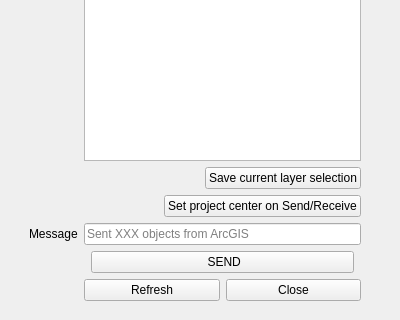
Above: qt_ui/ui/mainWindow_main.ui from specklesystems/specklepy_qt_ui before the change; both pictures show x 0 to 400 and y 280 to 600 of the 400 by 600 pixel window. Below: the same form after it.
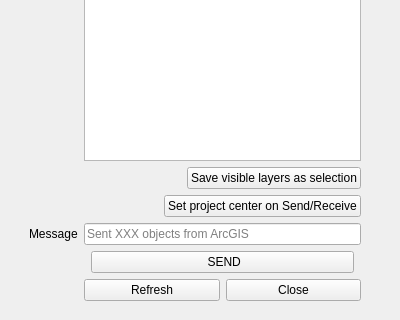
That is the form after the change.

Commit message: support other CRS data structures; saved layers in MainWindow

Patch:
```diff
--- a/qt_ui/ui/mainWindow_main.ui
+++ b/qt_ui/ui/mainWindow_main.ui
@@ -199,7 +199,7 @@
                   <bool>true</bool>
                 </property>
                 <property name="text">
-                  <string>Save current layer selection</string>
+                  <string>Save visible layers as selection</string>
                 </property>
               </widget>
             </item>
```
The commit also changes 3 other files.
